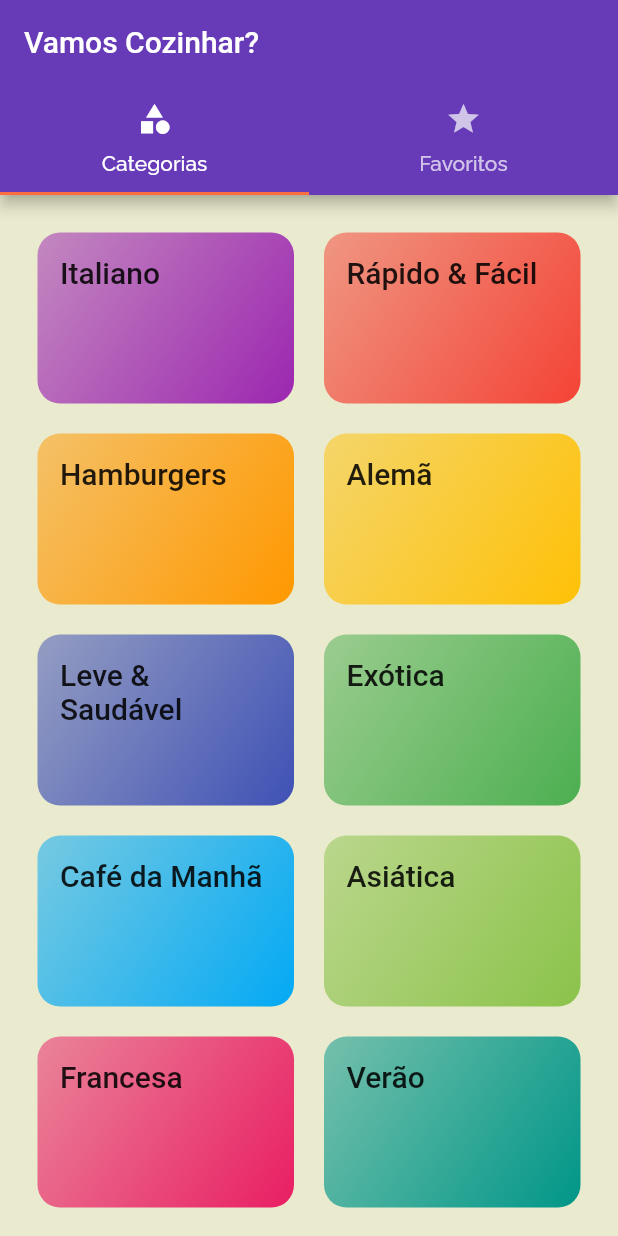
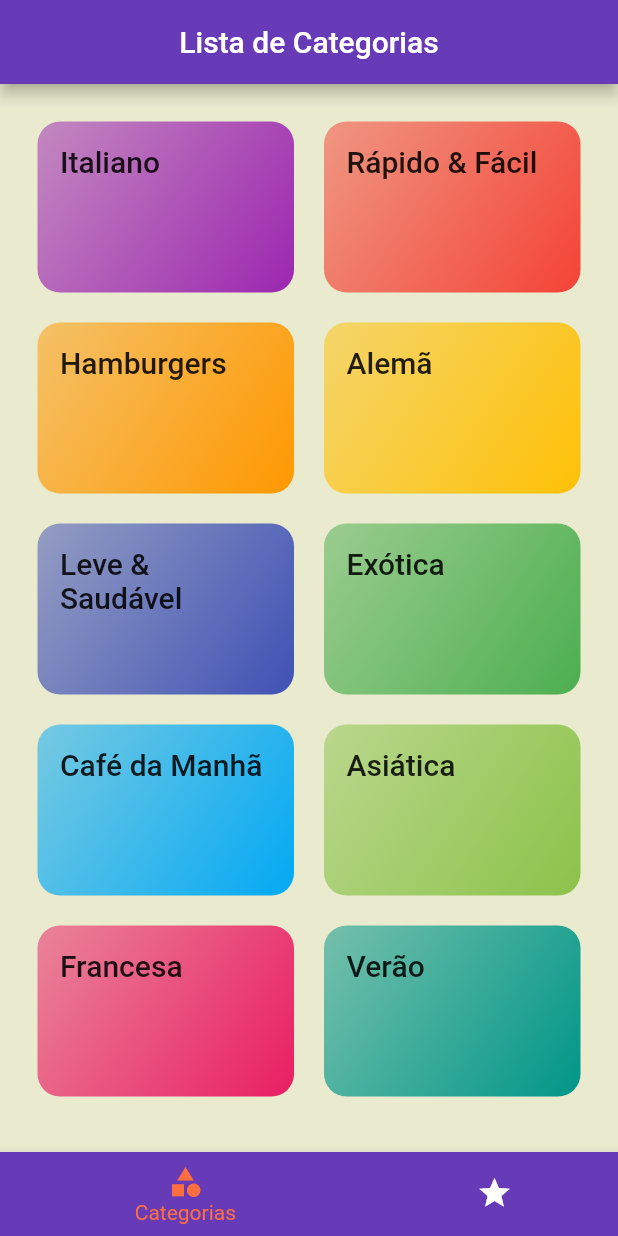
Before and after one commit to LucasWMedeiros/app_receitas, a Flutter app: the screen it shows after launch, on a phone screen of 412 x 824 dp. Run offline on Flutter 3.47's test engine with Material 2 defaults, Android fonts, the light colour scheme and no system bars; Roboto replaces fonts that are missing (RobotoCondensed).

Commit message:
mudando tabbar para a parte inferior

```diff
--- a/lib/Screens/tabs_screen.dart
+++ b/lib/Screens/tabs_screen.dart
@@ -1,35 +1,61 @@
-// ignore_for_file: prefer_const_constructors
+// ignore_for_file: prefer_const_constructors, deprecated_member_use
 // ignore_for_file: prefer_const_literals_to_create_immutables
 
 import 'package:app_receitas/Screens/categories_screen.dart';
 import 'package:app_receitas/Screens/favorite_screen.dart';
 import 'package:flutter/material.dart';
 
-class TabsScreen extends StatelessWidget {
+class TabsScreen extends StatefulWidget {
+  @override
+  State<TabsScreen> createState() => _TabsScreenState();
+}
+
+class _TabsScreenState extends State<TabsScreen> {
+
+  int _seletedScreenIndex = 0;
+
+  final List<Widget> _screens = [
+    CategoriesScreen(),
+    FavoriteScreen(),
+  ];
+  final List<String> _title = [
+    'Lista de Categorias',
+    'Meus Favoritos'
+  ];
+
+  _selectScreen(int index){
+    setState(() {
+      _seletedScreenIndex = index;
+    });
+  }
+
   @override
   Widget build(BuildContext context) {
-    return DefaultTabController(
-      length: 2,
-      child: Scaffold(
+    return Scaffold(
       appBar: AppBar(
-          title: Text('Vamos Cozinhar?'),
-          bottom: TabBar(tabs: [
-            Tab(
+        title: Text(_title[_seletedScreenIndex]),
+        centerTitle: true,
+      ),
+      body: _screens[_seletedScreenIndex],
+      bottomNavigationBar: BottomNavigationBar(
+        onTap: _selectScreen,
+        backgroundColor: Theme.of(context).primaryColor,
+        unselectedItemColor: Colors.white,
+        selectedItemColor: Theme.of(context).accentColor,
+        currentIndex: _seletedScreenIndex,
+        type: BottomNavigationBarType.shifting,
+        items: [
+          BottomNavigationBarItem(
+            backgroundColor: Theme.of(context).primaryColor,
             icon: Icon(Icons.category),
-              text: 'Categorias',
+            label: 'Categorias',
           ),
-            Tab(
+          BottomNavigationBarItem(
+            backgroundColor: Theme.of(context).primaryColor,
             icon: Icon(Icons.star),
-              text: 'Favoritos',
+            label: 'Favoritos',
           )
-          ]),
-        ),
-        body: TabBarView(
-          children: [
-            CategoriesScreen(),
-            FavoriteScreen()
         ],
-        ),
       ),
     );
   }
```
Lines whose indentation alone changed are shown as unchanged.
